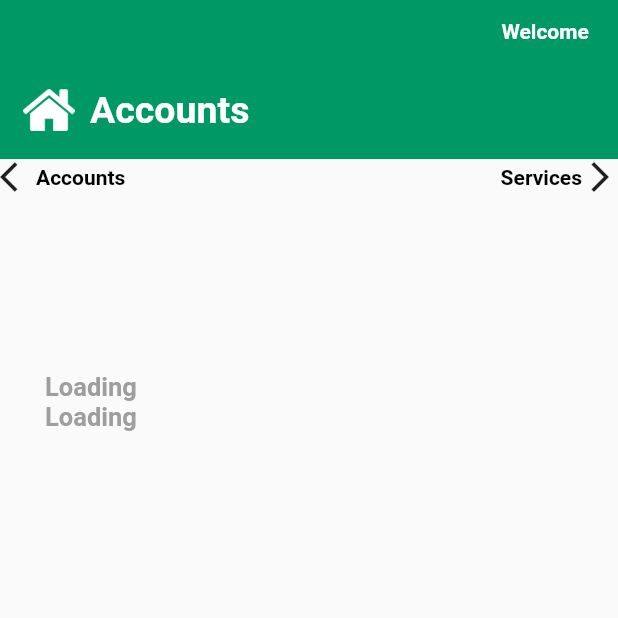
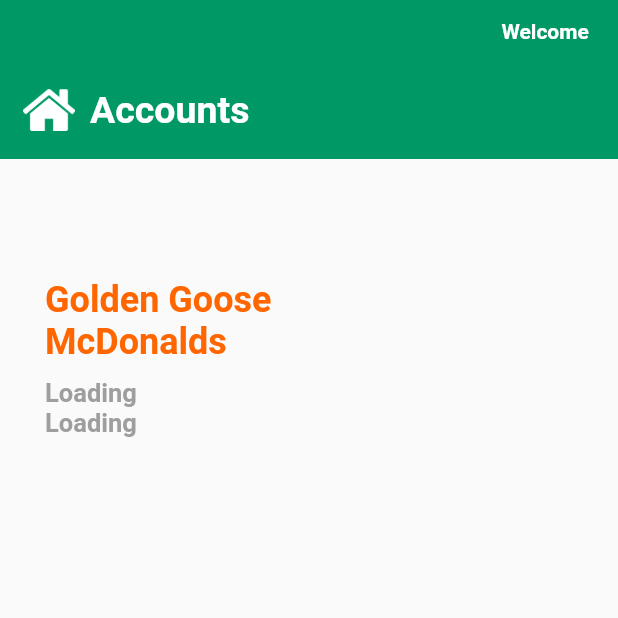
Before and after one commit to dnadawa/Grease-Ducks, a Flutter app: the Details screen opened directly with empty values, on a phone screen of 412 x 824 dp, the top half of it. Run offline on Flutter 3.47's test engine with Material 2 defaults, Android fonts, the phone set to English and light mode, and no system bars; our stand-ins replace fluttertoast, shared_preferences; missing offline and left inert: mysql1; accounts and stored records are empty; statements that could not run were skipped.

Commit message:
UI Changed

```diff
--- a/lib/details.dart
+++ b/lib/details.dart
@@ -138,31 +138,6 @@ Results results;
             ),
           ),
 
-          Container(
-            width: double.infinity,
-            child: Row(
-              mainAxisAlignment: MainAxisAlignment.spaceBetween,
-              children: <Widget>[
-                Row(
-                  children: <Widget>[
-                    Icon(Icons.arrow_back_ios),
-                    GestureDetector(
-                        onTap: ()=>Navigator.pop(context),
-                        child: Label(text: 'Accounts',))
-                  ],
-                ),
-                Row(
-                  children: <Widget>[
-                    Label(text: 'Services',),
-                    Icon(Icons.arrow_forward_ios),
-
-                  ],
-                )
-              ],
-            ),
-          ),
-
-
           Align(
             alignment: Alignment.centerLeft,
             child: Padding(
@@ -171,7 +146,8 @@ Results results;
                 crossAxisAlignment: CrossAxisAlignment.start,
                 mainAxisAlignment: MainAxisAlignment.center,
                 children: <Widget>[
-                  Label(text: widget.comName,color: Color(0xffff6600),size: 24,),
+                  Label(text: 'Golden Goose',color: Color(0xffff6600),size: 24,),
+                  Label(text: 'McDonalds',color: Color(0xffff6600),size: 24,),
                   SizedBox(height: 10,),
                   Label(text: line1!=null?line1:'Loading',color: Colors.grey,size: 17,),
                   line2!=null?Label(text: line2!=null?line2:'Loading',color: Colors.grey,size: 17,):SizedBox(height: 0,),
```
